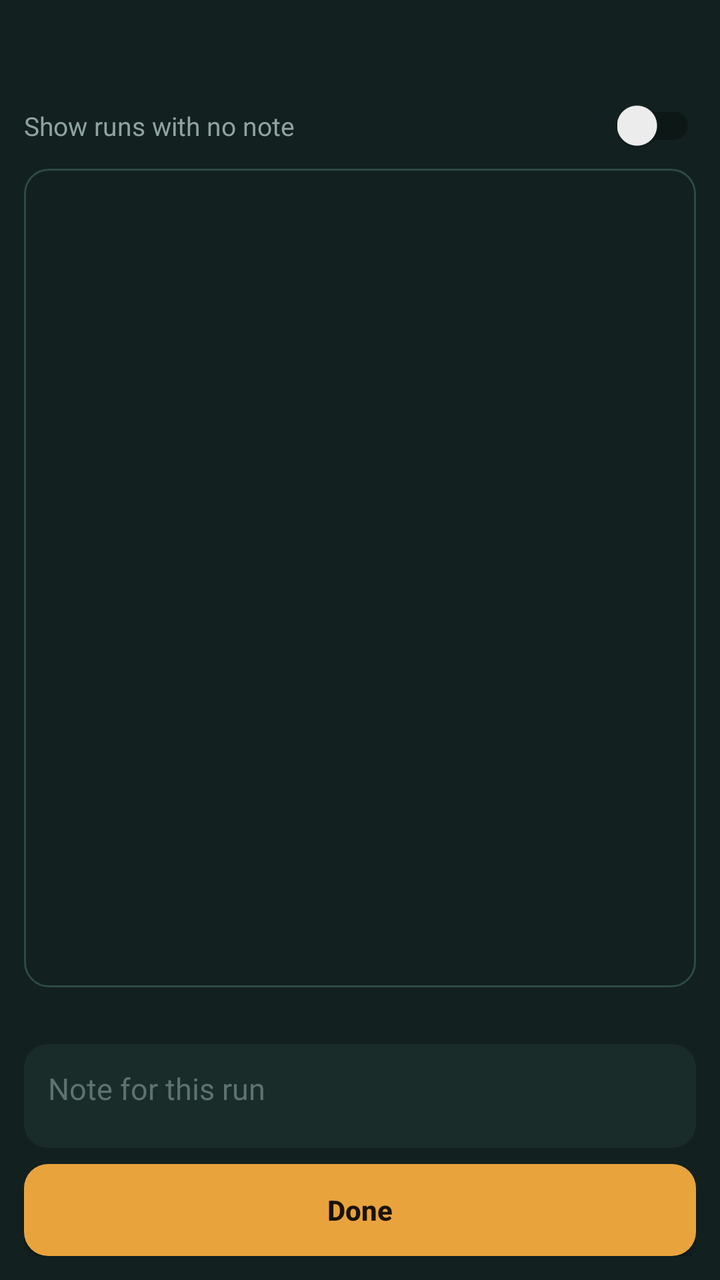
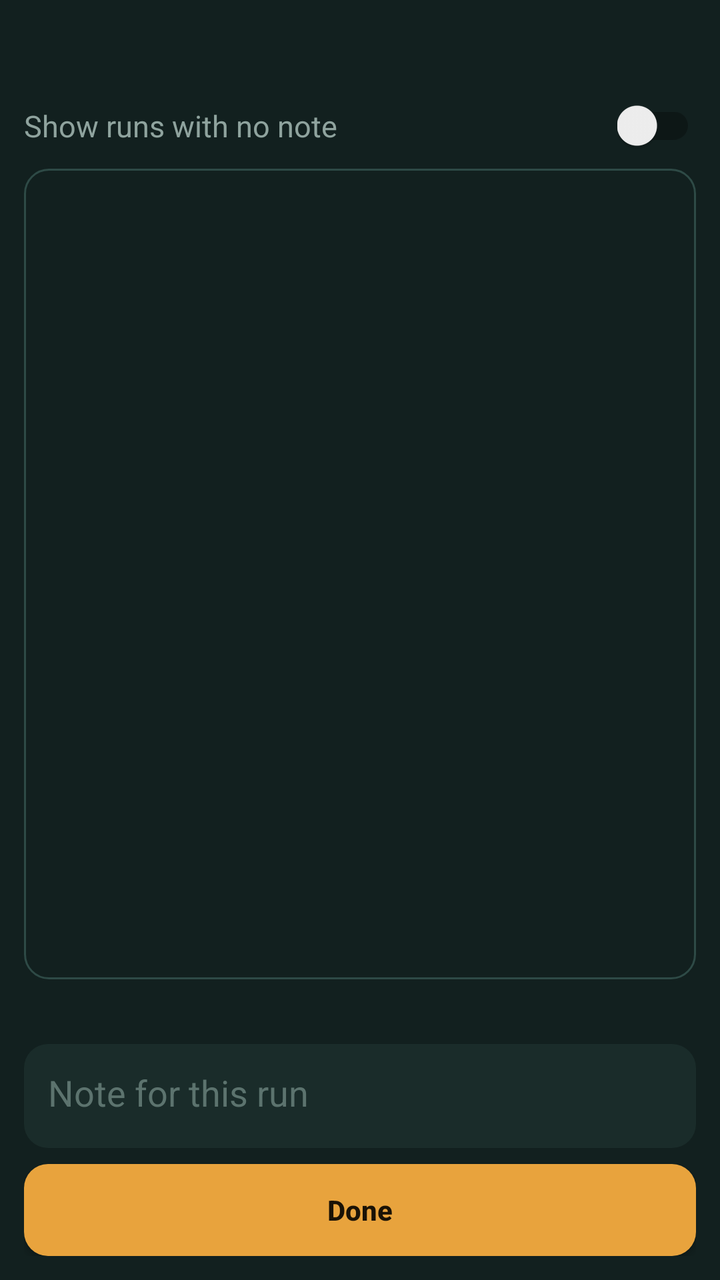

The first picture is an Android layout as it rendered before a commit; the second is the same layout after the commit. The layout source and the unified diff follow.
<!-- AndroidManifest.xml: application theme Theme.FocusLedger -->
<!-- res/layout/activity_notes.xml -->
<?xml version="1.0" encoding="utf-8"?>
<LinearLayout xmlns:android="http://schemas.android.com/apk/res/android"
    android:layout_width="match_parent"
    android:layout_height="match_parent"
    android:orientation="vertical"
    android:background="#12201F"
    android:padding="12dp">

    
    <LinearLayout
        android:layout_width="match_parent"
        android:layout_height="wrap_content"
        android:orientation="horizontal"
        android:gravity="center_vertical"
        android:layout_marginBottom="8dp">

        <TextView
            android:id="@+id/notesLabel"
            android:layout_width="0dp"
            android:layout_weight="1"
            android:layout_height="wrap_content"
            android:textColor="#F1EDE3"
            android:textSize="18sp"
            android:textStyle="bold"
            android:maxLines="1"
            android:ellipsize="end" />

        <TextView
            android:id="@+id/notesTimer"
            android:layout_width="wrap_content"
            android:layout_height="wrap_content"
            android:textColor="#E8A33D"
            android:fontFamily="monospace"
            android:textSize="22sp" />
    </LinearLayout>

    <LinearLayout
        android:layout_width="match_parent"
        android:layout_height="wrap_content"
        android:orientation="horizontal"
        android:gravity="center_vertical"
        android:layout_marginBottom="8dp">

        <TextView
            android:layout_width="0dp"
            android:layout_weight="1"
            android:layout_height="wrap_content"
            android:text="Show runs with no note"
            android:textColor="#8FA39E"
            android:textSize="13sp" />

        <androidx.appcompat.widget.SwitchCompat
            android:id="@+id/switchShowEmpty"
            android:layout_width="wrap_content"
            android:layout_height="wrap_content" />
    </LinearLayout>

    
    <ScrollView
        android:id="@+id/notesScroll"
        android:layout_width="match_parent"
        android:layout_height="0dp"
        android:layout_weight="1"
        android:background="@drawable/bg_row_idle"
        android:padding="6dp">

        <LinearLayout
            android:id="@+id/notesList"
            android:layout_width="match_parent"
            android:layout_height="wrap_content"
            android:orientation="vertical" />
    </ScrollView>

    
    <TextView
        android:id="@+id/notesInputCaption"
        android:layout_width="match_parent"
        android:layout_height="wrap_content"
        android:layout_marginTop="8dp"
        android:textColor="#8FA39E"
        android:textSize="12sp" />

    <EditText
        android:id="@+id/editCurrentNote"
        android:layout_width="match_parent"
        android:layout_height="wrap_content"
        android:minHeight="52dp"
        android:maxHeight="140dp"
        android:gravity="top|start"
        android:background="@drawable/bg_row_track"
        android:padding="12dp"
        android:hint="Note for this run"
        android:textColorHint="#5C736E"
        android:textColor="#F1EDE3"
        android:textSize="15sp"
        android:inputType="textMultiLine|textCapSentences"
        android:importantForAutofill="no"
        android:layout_marginTop="4dp" />

    <Button
        android:id="@+id/btnNotesDone"
        android:layout_width="match_parent"
        android:layout_height="46dp"
        android:layout_marginTop="8dp"
        android:text="Done"
        android:textAllCaps="false"
        android:textColor="#1A1206"
        android:textSize="14sp"
        android:textStyle="bold"
        android:background="@drawable/bg_button_work" />

</LinearLayout>
<!-- resources referenced by this layout -->
<resources>
  <!-- drawable bg_button_work (drawable) -->
  <?xml version="1.0" encoding="utf-8"?>
  <shape xmlns:android="http://schemas.android.com/apk/res/android" android:shape="rectangle">
      <solid android:color="#E8A33D" />
      <corners android:radius="12dp" />
  </shape>
  <!-- drawable bg_row_idle (drawable) -->
  <?xml version="1.0" encoding="utf-8"?>
  <shape xmlns:android="http://schemas.android.com/apk/res/android" android:shape="rectangle">
      <solid android:color="@android:color/transparent" />
      <corners android:radius="12dp" />
      <stroke android:width="1dp" android:color="#2E4A46" />
  </shape>
  <!-- drawable bg_row_track (drawable) -->
  <?xml version="1.0" encoding="utf-8"?>
  <shape xmlns:android="http://schemas.android.com/apk/res/android" android:shape="rectangle">
      <solid android:color="#1A2C2A" />
      <corners android:radius="12dp" />
  </shape>
  <style name="Theme.FocusLedger" parent="Theme.AppCompat.DayNight.NoActionBar">
          <item name="colorPrimary">#E8A33D</item>
          <item name="colorPrimaryDark">#12201F</item>
          <item name="colorAccent">#6FAFC4</item>
          <item name="android:windowBackground">#12201F</item>
      </style>
</resources>

<!-- the commit's change to res/layout/activity_notes.xml (unified diff, before → after) -->
@@ -47,7 +47,7 @@
             android:layout_height="wrap_content"
             android:text="Show runs with no note"
             android:textColor="#8FA39E"
-            android:textSize="13sp" />
+            android:textSize="15sp" />
 
         <androidx.appcompat.widget.SwitchCompat
             android:id="@+id/switchShowEmpty"
@@ -78,7 +78,7 @@
         android:layout_height="wrap_content"
         android:layout_marginTop="8dp"
         android:textColor="#8FA39E"
-        android:textSize="12sp" />
+        android:textSize="15sp" />
 
     <EditText
         android:id="@+id/editCurrentNote"
@@ -92,7 +92,7 @@
         android:hint="Note for this run"
         android:textColorHint="#5C736E"
         android:textColor="#F1EDE3"
-        android:textSize="15sp"
+        android:textSize="18sp"
         android:inputType="textMultiLine|textCapSentences"
         android:importantForAutofill="no"
         android:layout_marginTop="4dp" />
